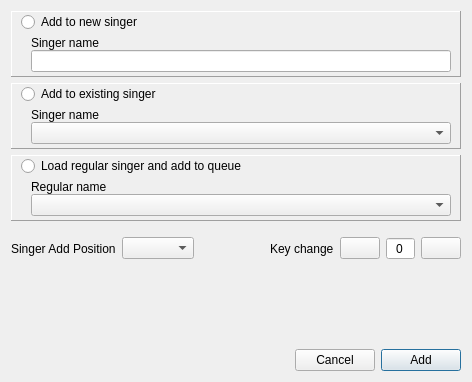
Before: the Qt Designer form src/dlgaddsong.ui in OpenKJ/OpenKJ, drawn with Qt 5.
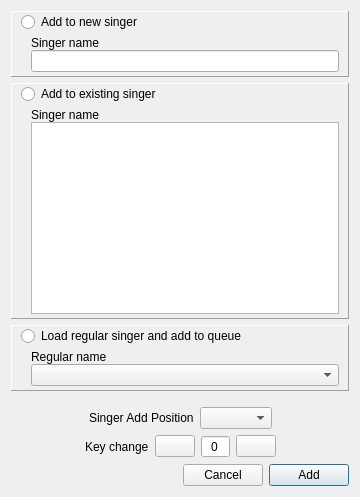
After: the same form once the commit is applied. Icons and pictures are not drawn.

Commit message: Improve Add Song dialog with adaptive singer columns

```diff
--- a/src/dlgaddsong.ui
+++ b/src/dlgaddsong.ui
@@ -6,7 +6,7 @@
    <rect>
     <x>0</x>
     <y>0</y>
-    <width>472</width>
+    <width>360</width>
     <height>382</height>
    </rect>
   </property>
@@ -121,7 +121,7 @@
            </widget>
           </item>
           <item>
-           <widget class="QComboBox" name="comboBoxRotSingers">
+           <widget class="QListWidget" name="listWidgetRotSingers">
             <property name="sizePolicy">
              <sizepolicy hsizetype="Expanding" vsizetype="Fixed">
               <horstretch>0</horstretch>
@@ -134,6 +134,27 @@
               <height>0</height>
              </size>
             </property>
+            <property name="accessibleName">
+             <string>Existing singers</string>
+            </property>
+            <property name="editTriggers">
+             <set>QAbstractItemView::NoEditTriggers</set>
+            </property>
+            <property name="verticalScrollBarPolicy">
+             <enum>Qt::ScrollBarAlwaysOff</enum>
+            </property>
+            <property name="flow">
+             <enum>QListView::TopToBottom</enum>
+            </property>
+            <property name="isWrapping" stdset="0">
+             <bool>true</bool>
+            </property>
+            <property name="resizeMode">
+             <enum>QListView::Adjust</enum>
+            </property>
+            <property name="uniformItemSizes">
+             <bool>true</bool>
+            </property>
            </widget>
           </item>
          </layout>
@@ -206,10 +227,25 @@
     </widget>
    </item>
    <item>
+    <layout class="QVBoxLayout" name="positionAndKeyLayout">
+     <property name="topMargin">
+      <number>10</number>
+     </property>
+     <item>
     <layout class="QHBoxLayout" name="horizontalLayout_5">
-     <property name="topMargin">
-      <number>10</number>
-     </property>
+       <item>
+        <spacer name="horizontalSpacerPositionLeft">
+         <property name="orientation">
+          <enum>Qt::Horizontal</enum>
+         </property>
+         <property name="sizeHint" stdset="0">
+          <size>
+           <width>40</width>
+           <height>20</height>
+          </size>
+         </property>
+        </spacer>
+       </item>
      <item>
       <widget class="QLabel" name="label_2">
        <property name="text">
@@ -233,6 +269,23 @@
        </property>
       </spacer>
      </item>
+      </layout>
+     </item>
+     <item>
+      <layout class="QHBoxLayout" name="horizontalLayoutKeyChange">
+       <item>
+        <spacer name="horizontalSpacerKeyChangeLeft">
+         <property name="orientation">
+          <enum>Qt::Horizontal</enum>
+         </property>
+         <property name="sizeHint" stdset="0">
+          <size>
+           <width>40</width>
+           <height>20</height>
+          </size>
+         </property>
+        </spacer>
+       </item>
      <item>
       <widget class="QLabel" name="label_6">
        <property name="text">
@@ -242,6 +295,12 @@
      </item>
      <item>
       <widget class="QPushButton" name="pushButtonKeyDown">
+         <property name="sizePolicy">
+          <sizepolicy hsizetype="Fixed" vsizetype="Fixed">
+           <horstretch>0</horstretch>
+           <verstretch>0</verstretch>
+          </sizepolicy>
+         </property>
        <property name="focusPolicy">
         <enum>Qt::NoFocus</enum>
        </property>
@@ -262,6 +321,12 @@
      </item>
      <item>
       <widget class="QSpinBox" name="spinBoxKeyChange">
+         <property name="sizePolicy">
+          <sizepolicy hsizetype="Fixed" vsizetype="Fixed">
+           <horstretch>0</horstretch>
+           <verstretch>0</verstretch>
+          </sizepolicy>
+         </property>
        <property name="frame">
         <bool>true</bool>
        </property>
@@ -281,6 +346,12 @@
      </item>
      <item>
       <widget class="QPushButton" name="pushButtonKeyUp">
+         <property name="sizePolicy">
+          <sizepolicy hsizetype="Fixed" vsizetype="Fixed">
+           <horstretch>0</horstretch>
+           <verstretch>0</verstretch>
+          </sizepolicy>
+         </property>
        <property name="focusPolicy">
         <enum>Qt::NoFocus</enum>
        </property>
@@ -298,6 +369,21 @@
         </size>
        </property>
       </widget>
+       </item>
+       <item>
+        <spacer name="horizontalSpacerKeyChange">
+         <property name="orientation">
+          <enum>Qt::Horizontal</enum>
+         </property>
+         <property name="sizeHint" stdset="0">
+          <size>
+           <width>40</width>
+           <height>20</height>
+          </size>
+         </property>
+        </spacer>
+       </item>
+      </layout>
      </item>
     </layout>
    </item>
```
Lines whose indentation alone changed are shown as unchanged. The commit also changes 4 other files.
